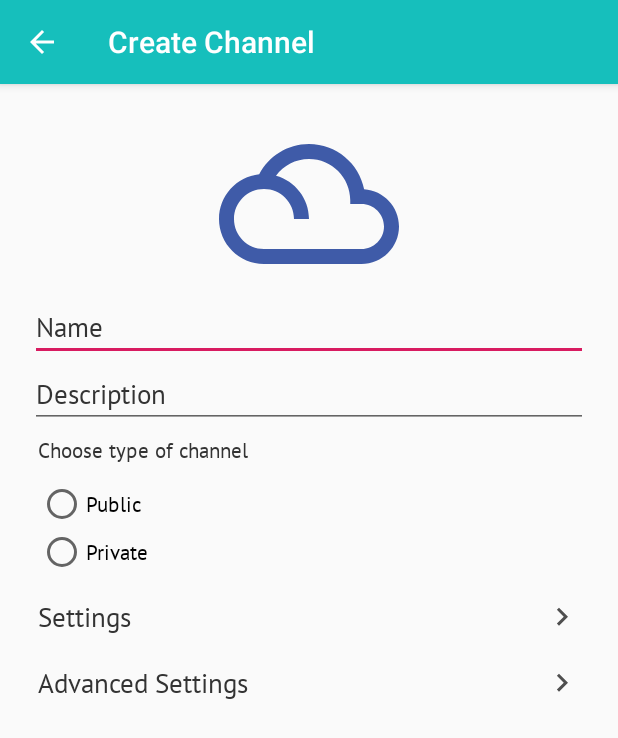
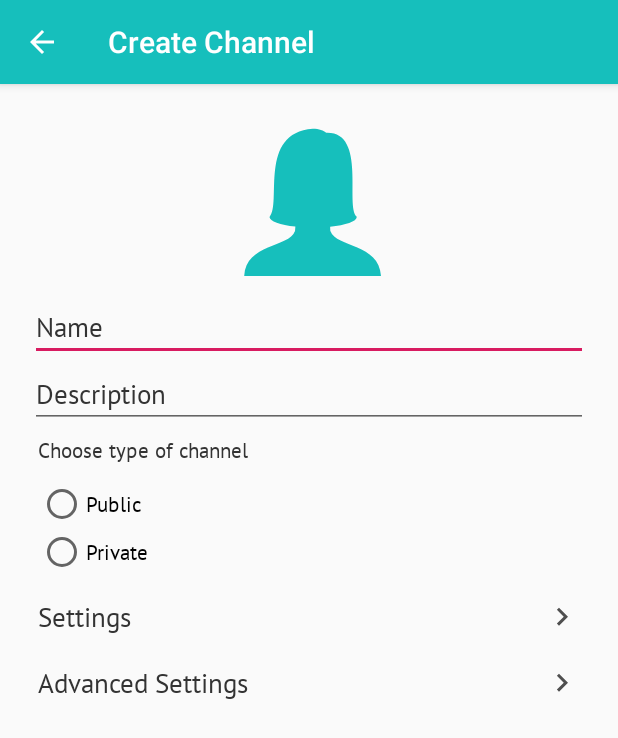
Before and after one commit to androdev700/SuperApp, an Android app: the AddActivity screen opened directly, with no data from a screen before it, on a phone screen of 412 x 824 dp. Shown: the top 738 px of the screen. Run offline under Robolectric (Android 15) with nearby library versions, the phone set to English and light mode, and no system bars.

Commit message:
Removed unused resources, ui fixes

```diff
--- a/app/src/main/res/drawable/ic_filter_drama_black_24dp.xml
+++ /dev/null
@@ -1,5 +0,0 @@
-<vector android:height="24dp" android:tint="#3F5BA8"
-    android:viewportHeight="24.0" android:viewportWidth="24.0"
-    android:width="24dp" xmlns:android="http://schemas.android.com/apk/res/android">
-    <path android:fillColor="#FF000000" android:pathData="M19.35,10.04C18.67,6.59 15.64,4 12,4 9.11,4 6.61,5.64 5.36,8.04 2.35,8.36 0,10.9 0,14c0,3.31 2.69,6 6,6h13c2.76,0 5,-2.24 5,-5 0,-2.64 -2.05,-4.78 -4.65,-4.96zM19,18H6c-2.21,0 -4,-1.79 -4,-4s1.79,-4 4,-4 4,1.79 4,4h2c0,-2.76 -1.86,-5.08 -4.4,-5.78C8.61,6.88 10.2,6 12,6c3.03,0 5.5,2.47 5.5,5.5v0.5H19c1.65,0 3,1.35 3,3s-1.35,3 -3,3z"/>
-</vector>
--- a/app/src/main/res/drawable/ic_person_black_24dp.xml
+++ /dev/null
@@ -1,5 +0,0 @@
-<vector android:height="24dp" android:tint="#FF000000"
-    android:viewportHeight="24.0" android:viewportWidth="24.0"
-    android:width="24dp" xmlns:android="http://schemas.android.com/apk/res/android">
-    <path android:fillColor="#FF000000" android:pathData="M12,12c2.21,0 4,-1.79 4,-4s-1.79,-4 -4,-4 -4,1.79 -4,4 1.79,4 4,4zM12,14c-2.67,0 -8,1.34 -8,4v2h16v-2c0,-2.66 -5.33,-4 -8,-4z"/>
-</vector>
--- /dev/null
+++ b/app/src/main/res/drawable/ic_user_light.xml
@@ -0,0 +1,9 @@
+<vector xmlns:android="http://schemas.android.com/apk/res/android"
+    android:width="24dp"
+    android:height="24dp"
+    android:viewportWidth="50"
+    android:viewportHeight="50">
+    <path
+        android:fillColor="#16bfbc"
+        android:pathData="m30.933,32.528c-0.026,-0.287 -0.045,-0.748 -0.06,-1.226c4.345,-0.445 7.393,-1.487 7.393,-2.701c-0.012,-0.002 -0.011,-0.05 -0.011,-0.07c-3.248,-2.927 2.816,-23.728 -8.473,-23.306c-0.709,-0.6 -1.95,-1.133 -3.73,-1.133c-15.291,1.157 -8.53,20.8 -12.014,24.508c-0.002,0.001 -0.005,0.001 -0.007,0.001c0,0.002 0.001,0.004 0.001,0.006c0,0.001 -0.001,0.002 -0.001,0.002s0.001,0 0.002,0.001c0.014,1.189 2.959,2.212 7.178,2.668c-0.012,0.29 -0.037,0.649 -0.092,1.25c-1.752,4.71 -13.573,3.388 -14.119,12.472l38,0c-0.545,-9.084 -12.315,-7.762 -14.067,-12.472z" />
+</vector>
--- a/app/src/main/res/layout/activity_add.xml
+++ b/app/src/main/res/layout/activity_add.xml
@@ -15,7 +15,7 @@
             android:layout_width="120dp"
             android:layout_height="120dp"
             android:layout_gravity="center"
-            android:src="@drawable/ic_filter_drama_black_24dp" />
+            android:src="@drawable/ic_user_light" />
 
         <EditText
             android:id="@+id/name"
--- a/app/src/main/res/menu/bottom_nav_menu.xml
+++ b/app/src/main/res/menu/bottom_nav_menu.xml
@@ -13,7 +13,7 @@
 
     <item
         android:id="@+id/navigation_profile"
-        android:icon="@drawable/ic_person_black_24dp"
+        android:icon="@drawable/ic_user_black"
         android:title="Profile" />
 
 </menu>
--- a/app/src/main/res/values/dimens.xml
+++ b/app/src/main/res/values/dimens.xml
@@ -1,5 +1,3 @@
 <resources>
     <!-- Default screen margins, per the Android Design guidelines. -->
-    <dimen name="activity_horizontal_margin">16dp</dimen>
-    <dimen name="activity_vertical_margin">16dp</dimen>
 </resources>
--- a/app/src/main/res/values/strings.xml
+++ b/app/src/main/res/values/strings.xml
@@ -1,13 +1,10 @@
 <resources>
     <string name="app_name">SuperApp</string>
     <string name="title_home">Home</string>
-    <string name="title_dashboard">Dashboard</string>
-    <string name="title_notifications">Notifications</string>
     <string name="ok">OK</string>
     <string name="cancel">Cancel</string>
 
     <!-- TODO: Remove or change this placeholder text -->
-    <string name="hello_blank_fragment">Hello blank fragment</string>
 
     <array name="basic_permissions">
         <item>Like</item>
```
Also changed, not shown: app/src/main/res/drawable/ic_home_black_24dp.xml (deleted, +0 -9 lines), app/src/main/res/drawable/ic_user_black.xml (added, +9 -0 lines).
